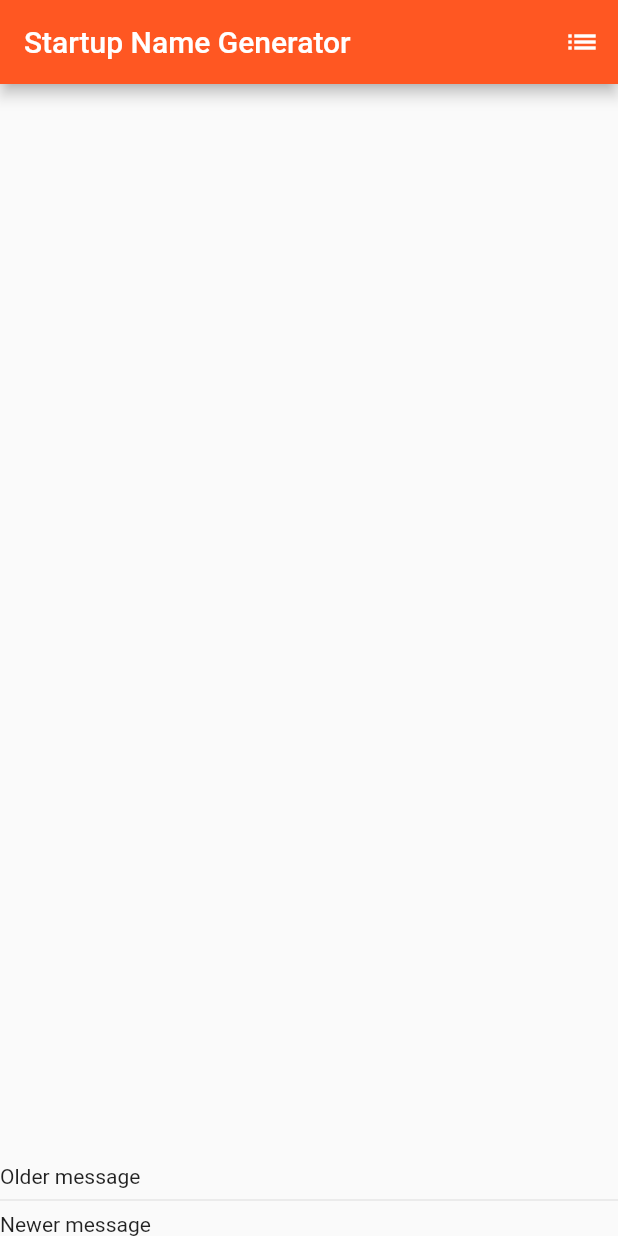
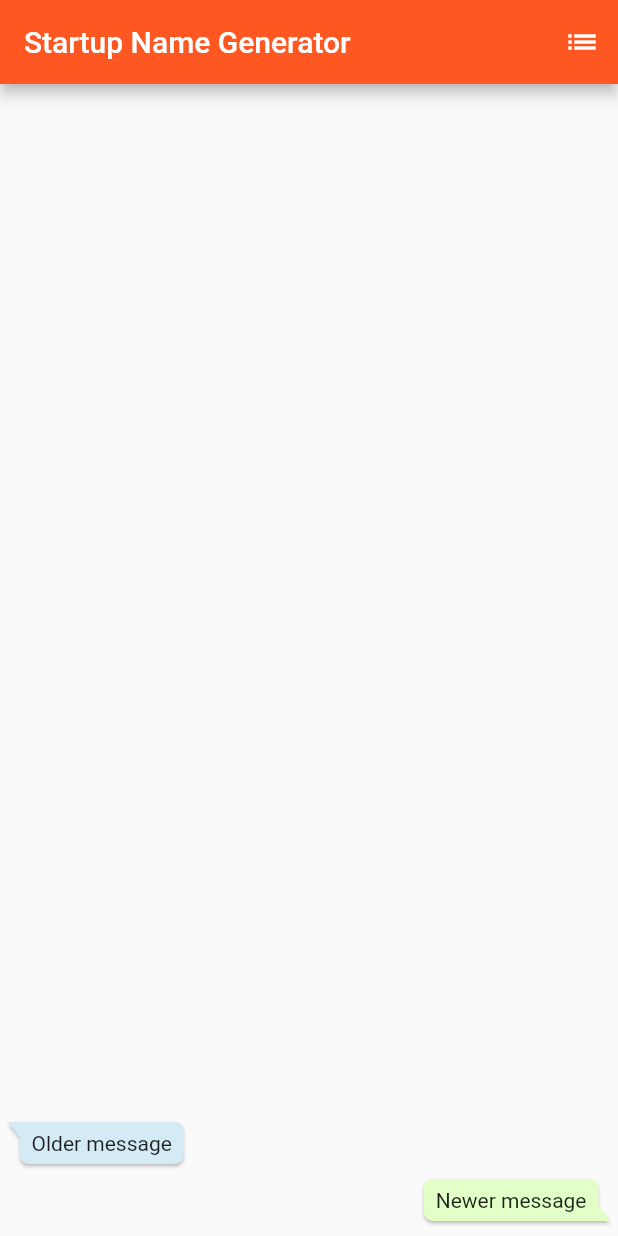
Before and after one commit to diogen737/startup_namer, a Flutter app: the screen it shows after launch, on a phone screen of 412 x 824 dp. Run offline on Flutter 3.47's test engine with Material 2 defaults, Android fonts, the phone set to English and light mode, and no system bars; drawn by our look-alikes of bubble.

Commit message:
[master] Wrap messages in bubbles, add basic styling

```diff
--- a/lib/src/blocs/message-bloc.dart
+++ b/lib/src/blocs/message-bloc.dart
@@ -18,7 +18,9 @@ class MessageBloc {
 
   getMessages() async {
     final pojos = await _repository.fetchMessages();
-    final messages = pojos.map((pojo) => new Message.fromPojo(pojo, _selfUid)).toList();
+    final messages = pojos
+      .map((pojo) => new Message.fromPojo(pojo, _selfUid))
+      .toList();
     messageSink.add(messages);
   }
 
--- /dev/null
+++ b/lib/src/screens/components/bubble.dart
@@ -0,0 +1,22 @@
+import 'package:bubble/bubble.dart';
+import 'package:flutter/material.dart';
+import 'package:startup_namer/src/model/message.dart';
+
+class MessageBubble extends StatelessWidget {
+  final Message msg;
+  final myMessageColor = Color.fromRGBO(225, 255, 199, 1.0);
+  final otherMessageColor = Color.fromRGBO(212, 234, 244, 1.0);
+
+  MessageBubble({this.msg});
+
+  @override
+  Widget build(BuildContext context) {
+    return Bubble(
+      child: Text(msg.content),
+      margin: BubbleEdges.fromLTRB(5, 0, 5, 10),
+      alignment: msg.isMine ? Alignment.bottomRight : Alignment.bottomLeft,
+      color: msg.isMine ? myMessageColor : otherMessageColor,
+      nip: msg.isMine ? BubbleNip.rightBottom : BubbleNip.leftTop,
+    );
+  }
+}
--- a/lib/src/screens/message-list.dart
+++ b/lib/src/screens/message-list.dart
@@ -1,6 +1,7 @@
 import 'package:flutter/material.dart';
 import 'package:startup_namer/src/blocs/message-bloc.dart';
 import 'package:startup_namer/src/model/message.dart';
+import 'package:startup_namer/src/screens/components/bubble.dart';
 
 class MessageListScreen extends StatefulWidget {
   @override
@@ -32,17 +33,22 @@ class _MessageListState extends State<MessageListScreen> {
           stream: _bloc.messageStream,
           builder: (context, snapshot) {
             if (!snapshot.hasData) return Container(child: Text('No data'));
-            return ListView.separated(
-              separatorBuilder: (context, index) => Divider(),
+            return ListView.builder(
               reverse: true,
               itemCount: snapshot.data.length,
               itemBuilder: (context, index) {
-                return Text(snapshot.data[index].content);
-              },
+                return MessageBubble(msg: snapshot.data[index]);
+              }
             );
           },
         ),
       ),
     );
   }
+
+  @override
+  void dispose() {
+    super.dispose();
+    _bloc.dispose();
+  }
 }
--- a/pubspec.yaml
+++ b/pubspec.yaml
@@ -23,6 +23,7 @@ environment:
 dependencies:
   flutter:
     sdk: flutter
+  bubble: ^1.1.9+1
   provider: ^4.3.2+2
   english_words: ^3.1.5
 
```
Also changed, not shown: pubspec.lock.
